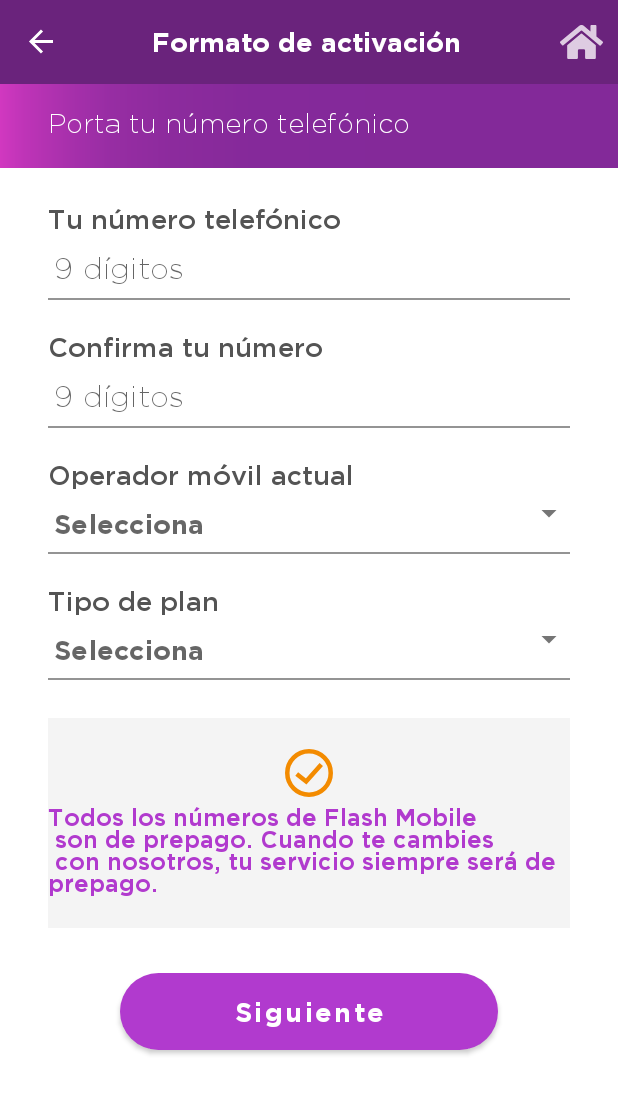
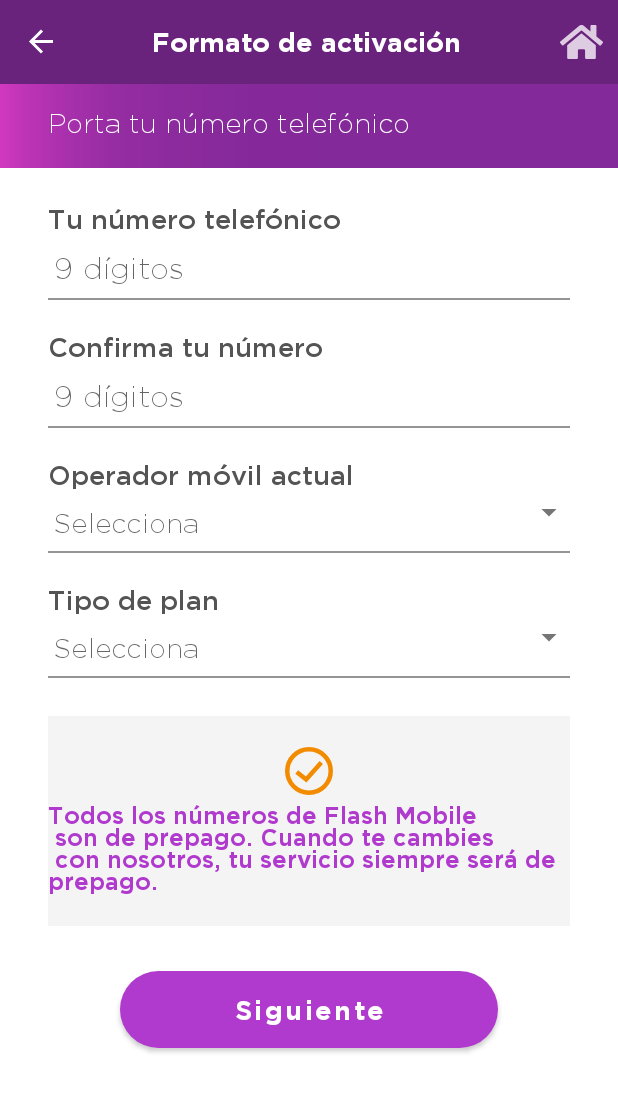
Before and after one commit to itsightconsulting/flash-mobile, an Android app: the FormPhoneFragment screen opened through its navigation route, on a phone screen of 412 x 824 dp. Shown: the top 1094 px of the screen. Run offline under Robolectric (Android 15) with nearby library versions, the phone set to English and light mode, and no system bars; our stand-ins replace Dagger/Hilt's generated code, RxJava, navigation-ui; pictures from the network do not load; 1 statement that could not run was skipped.

Commit message:
activation form

```diff
--- a/app/src/main/java/pe/mobile/cuy/view/FormPhoneFragment.kt
+++ b/app/src/main/java/pe/mobile/cuy/view/FormPhoneFragment.kt
@@ -24,7 +24,7 @@
 class FormPhoneFragment : Fragment() {
 
     private lateinit var validatorMatrix: MasterValidation
-
+    private lateinit var oActivation: ActivationPOJO
     override fun onCreateView(
         inflater: LayoutInflater, container: ViewGroup?,
         savedInstanceState: Bundle?
@@ -48,7 +48,7 @@
                 .valid(etConfirmPhoneNumber, true, ::checkPortabilityArtificial)
                 .equalsTo(etPhoneNumber)
                 .and()
-                .valid(acMobileOperator)
+                .valid(acCurrentCompany)
                 .required()
                 .and()
                 .valid(acPlanType)
@@ -58,8 +58,15 @@
         val OperadorList = arrayOf("Bitel", "Claro", "Cuy", "Entel", "Movistar")
         //"Bitel|Claro|Cuy|Entel|Movistar".split('|')
         val TipoPlanList = arrayOf("Postpago", "Prepago")
-        setAdapterToElement(OperadorList, acMobileOperator)
+        setAdapterToElement(OperadorList, acCurrentCompany)
         setAdapterToElement(TipoPlanList, acPlanType)
+
+        oActivation = UserPrefs.getActivation(FlashApplication.appContext)
+        if (oActivation.currentCompany != "" && oActivation.planType != "") {
+            etPhoneNumber.setText(oActivation.phoneNumber)
+            acCurrentCompany.setText(oActivation.currentCompany)
+            acPlanType.setText(oActivation.planType)
+        }
 
         btn_continue.setOnClickListener {
             ClickListener_for_btnContinue()
@@ -88,9 +95,6 @@
     fun ClickListener_for_btnContinue() {
 
         if (this.validatorMatrix.checkValidity()) {
-
-            var oActivation = UserPrefs.getActivation(FlashApplication.appContext)
-
             if (oActivation == null) throw  Resources.NotFoundException()
 
             val ActivationPOJO = ActivationPOJO(
@@ -102,7 +106,7 @@
                 oActivation.wantToPortability,
                 oActivation.sponsorTeamId,
                 etPhoneNumber.text.toString(),
-                acMobileOperator.text.toString(),
+                acCurrentCompany.text.toString(),
                 acPlanType.text.toString()
             )
             UserPrefs.putActivation(FlashApplication.appContext, ActivationPOJO)
--- a/app/src/main/res/layout/form_phone_fragment.xml
+++ b/app/src/main/res/layout/form_phone_fragment.xml
@@ -106,7 +106,7 @@
                 app:layout_constraintTop_toBottomOf="@+id/tvOperator">
 
                 <AutoCompleteTextView
-                    android:id="@+id/acMobileOperator"
+                    android:id="@+id/acCurrentCompany"
                     style="@style/flash_input_dropdown"
                     android:hint="@string/select" />
             </com.google.android.material.textfield.TextInputLayout>
--- a/app/src/main/res/values/styles.xml
+++ b/app/src/main/res/values/styles.xml
@@ -251,7 +251,7 @@
     <style name="flash_input_dropdown">
         <item name="android:layout_width">match_parent</item>
         <item name="android:layout_height">match_parent</item>
-        <item name="android:fontFamily">@font/gotham_bold</item>
+        <item name="android:fontFamily">@font/gotham_light</item>
         <item name="android:textSize">18sp</item>
         <item name="android:textColor">@color/dark</item>
         <item name="android:layout_marginTop">-12dp</item>
```
Also changed, not shown: app/src/main/java/pe/mobile/cuy/view/FormFragment.kt (+17 -0 lines).
